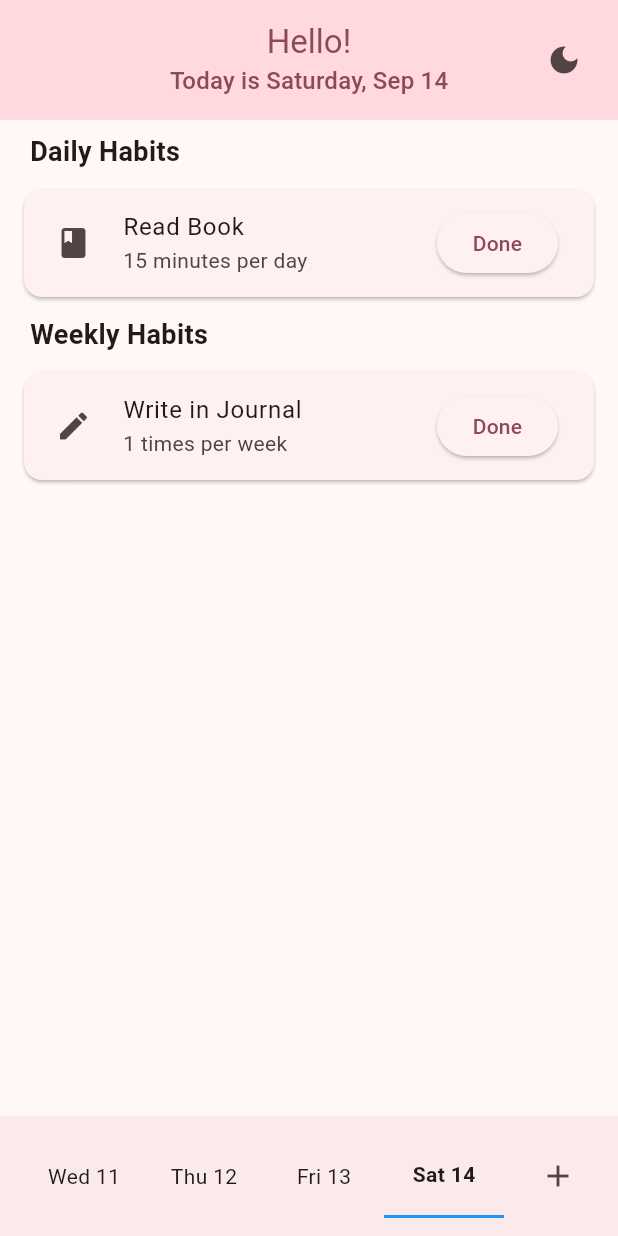
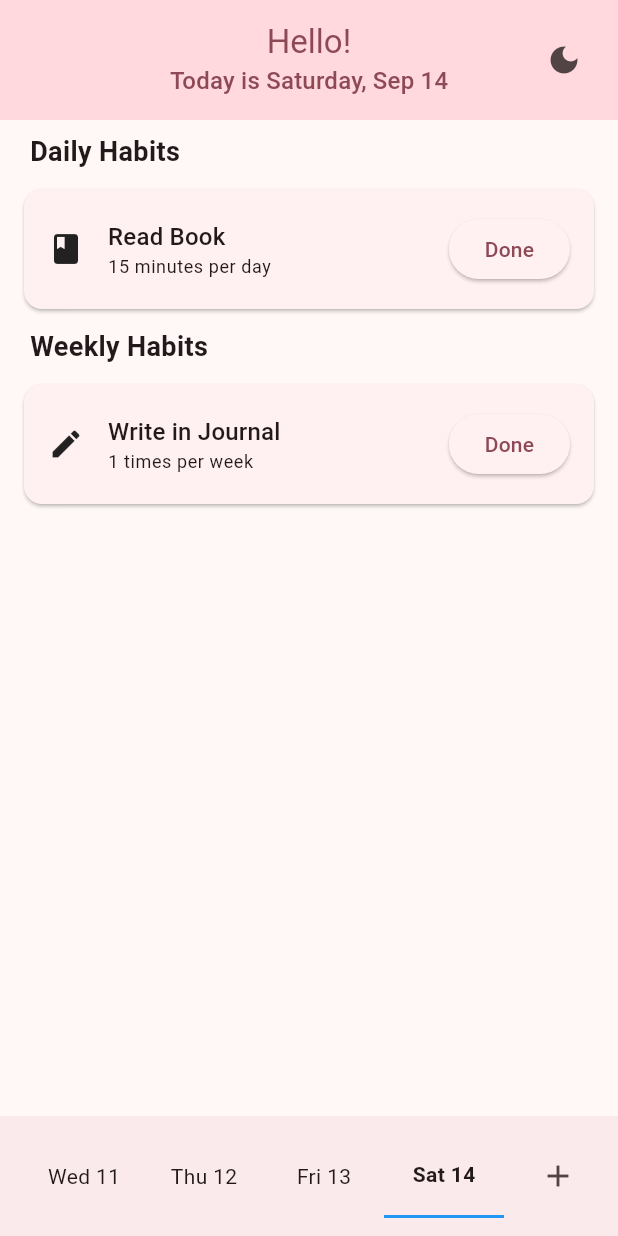
Before and after one commit to Vg34100/Flutter-HabitTracker, a Flutter app: the screen it shows after launch, on a phone screen of 412 x 824 dp. Run offline on Flutter 3.47's test engine with Material 3 defaults, Android fonts, the phone set to English and light mode, and no system bars; our stand-ins replace shared_preferences; missing offline and left inert: flutter_iconpicker.

Commit message:
reindenting and edit habit view

```diff
--- a/lib/views/main_view.dart
+++ b/lib/views/main_view.dart
@@ -92,7 +92,7 @@ class _MainViewState extends State<MainView> {
         padding: const EdgeInsets.fromLTRB(12.0, 0.0, 12.0, 0),
         child: isLoading
             ? const Center(child: CircularProgressIndicator())
-						: _habitController.buildHabitList(selectedDate),
+            : _habitController.buildHabitList(selectedDate, context),
       ),
       bottomNavigationBar: BottomAppBar(
         child: Row(
@@ -121,7 +121,7 @@ class _MainViewState extends State<MainView> {
                   minWidth: 300,
                   maxHeight: MediaQuery.of(context).size.height * 0.8,
                 ),
-								child: AddHabitView(),
+                child: const AddHabitView(),
                 ),
               ),
               );
--- a/lib/widgets/habit_card.dart
+++ b/lib/widgets/habit_card.dart
@@ -1,21 +1,21 @@
 import 'package:flutter/material.dart';
 import 'package:habit_tracker/models/habit_model.dart';
 
-class HabitCard extends StatelessWidget{
+class HabitCard extends StatelessWidget {
   final Habit habit;
   final bool isDone;
   final VoidCallback onDone;
-  final VoidCallback onEdit;    // New callback for edit
-  final VoidCallback onDelete;  // New callback for delete
+  final VoidCallback onEdit;
+  final VoidCallback onDelete;
 
   const HabitCard({
-		super.key,
+    Key? key,
     required this.habit,
     required this.isDone,
     required this.onDone,
     required this.onEdit,
     required this.onDelete,
-	});
+  }) : super(key: key);
 
   @override
   Widget build(BuildContext context) {
@@ -29,24 +29,44 @@ class HabitCard extends StatelessWidget{
       ),
     );
 
-		return GestureDetector(
+    return Opacity(
+      opacity: isDone ? 0.5 : 1.0,
+      child: Card(
+        child: InkWell(
+          onTap: () {
+            // You can add a specific action for tap if needed
+          },
           onLongPress: () {
             _showOptionsDialog(context);
           },
-
-          child: Opacity(
-            opacity: isDone ? 0.5 : 1.0,
-            child: Card(
-              child: ListTile(
-                    leading: Padding(
-                      padding: const EdgeInsets.fromLTRB(5, 0, 5, 0),
+          child: Padding(
+            padding: const EdgeInsets.all(16.0),
+            child: Row(
+              children: [
+                Padding(
+                  padding: const EdgeInsets.only(right: 16.0),
                   child: habitIcon,
                 ),
-                title: Text(habit.name),
-                subtitle: Text(recurrenceText),
-                trailing: ElevatedButton(
+                Expanded(
+                  child: Column(
+                    crossAxisAlignment: CrossAxisAlignment.start,
+                    children: [
+                      Text(
+                        habit.name,
+                        style: Theme.of(context).textTheme.titleMedium,
+                      ),
+                      Text(
+                        recurrenceText,
+                        style: Theme.of(context).textTheme.bodySmall,
+                      ),
+                    ],
+                  ),
+                ),
+                ElevatedButton(
                   onPressed: isDone ? null : onDone,
                   child: const Text('Done'),
+                ),
+              ],
             ),
           ),
         ),
```
Also changed, not shown: lib/controllers/habit_controller.dart (+51 -7 lines), lib/views/edit_habit_view.dart (added, +184 -0 lines), lib/controllers/theme_controller.dart (indentation only), lib/main.dart (indentation only), lib/models/habit_model.dart (indentation only), lib/themes/app_themes.dart (indentation only), lib/widgets/date_slider.dart (indentation only). Lines whose indentation alone changed are shown as unchanged.
